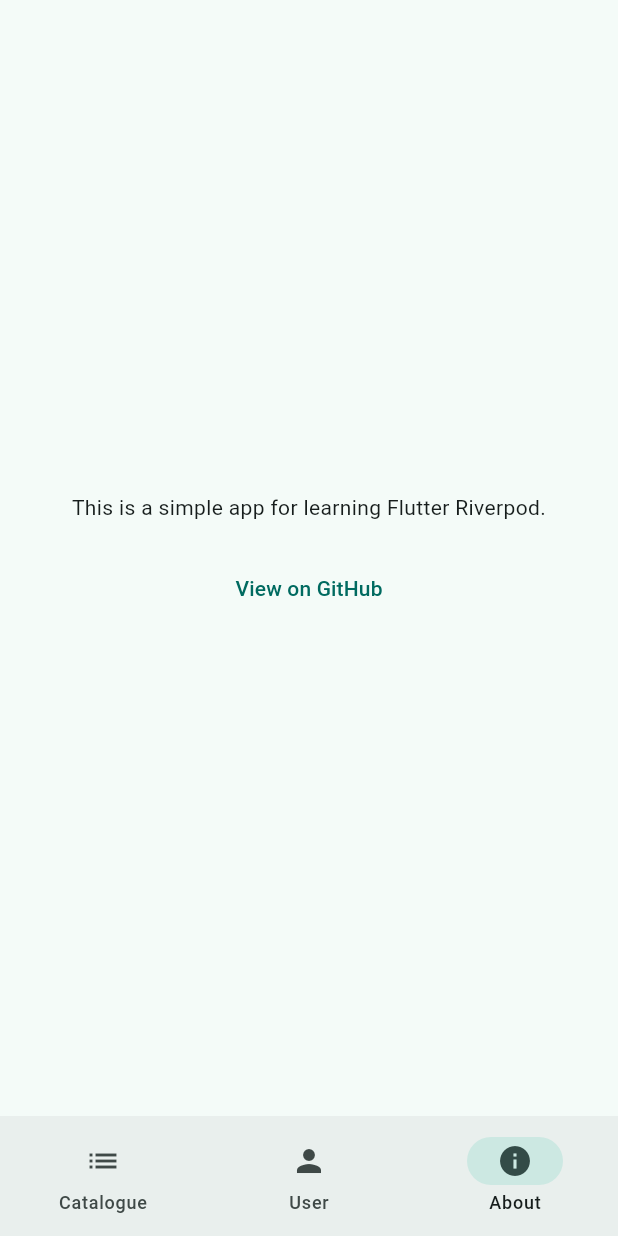
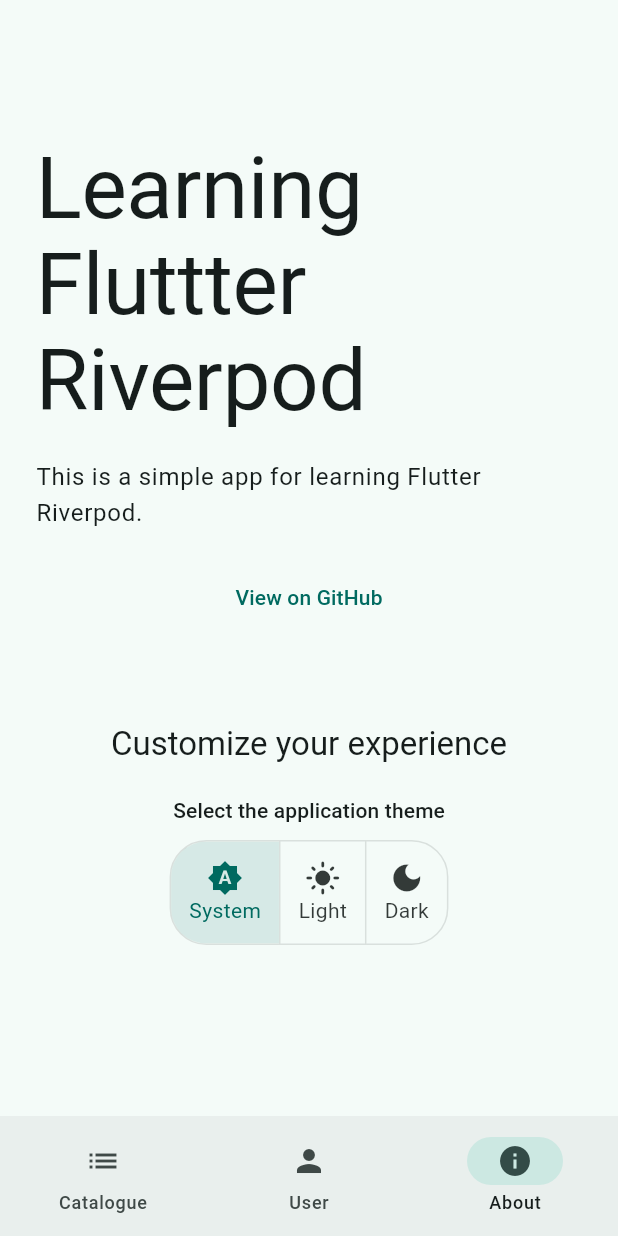
Before and after one commit to ondrahlavac/learning-flutter-riverpod, a Flutter app: the screen it shows after launch, item 3 of the bottom bar chosen, on a phone screen of 412 x 824 dp. Run offline on Flutter 3.47's test engine with Material 3 defaults, Android fonts, the phone set to English and light mode, and no system bars; our stand-ins replace flutter_riverpod.

Commit message:
feat: allow user to select theme mode in the About section of the app
Also make the whole about section a little bit nicer and scrollable.

```diff
--- a/lib/providers/exercises_provider.dart
+++ b/lib/providers/exercises_provider.dart
@@ -24,9 +24,9 @@
   'change-notifier-provider': {
     'name': 'Change Notifier Provider',
     'purpose':
-        'Create a provider that manages simple state without complex logic or async operations.',
+        'Create a provider that manages simple state without complex logic.',
     'description':
-        'Change Notifier Provider is the simpler one of the pair of "Notifiers." Since it is good for straightforward and managable states, we\'ll use it to handle the selected theme of the app.',
+        'Change Notifier Provider is the simpler one of the pair of "Notifiers." Since it is good for straightforward and managable states, we\'ll use it to handle the selected theme of the app. The theme can be changed in the about section.',
     'finished': false,
   },
   'state-notifier-provider': {
--- a/lib/screens/about_page.dart
+++ b/lib/screens/about_page.dart
@@ -1,4 +1,6 @@
 import 'package:flutter/material.dart';
+import 'package:flutter_riverpod/flutter_riverpod.dart';
+import 'package:learning_flutter_riverpod/providers/theme_provider.dart';
 import 'package:url_launcher/url_launcher.dart';
 
 class AboutPage extends StatelessWidget {
@@ -15,22 +17,101 @@
   Widget build(BuildContext context) {
     return Scaffold(
       body: Center(
+        child: SingleChildScrollView(
+          child: Padding(
+            padding: const EdgeInsets.symmetric(horizontal: 24.0),
             child: Column(
               mainAxisAlignment: MainAxisAlignment.center,
+              crossAxisAlignment: CrossAxisAlignment.center,
               children: [
-            const Text(
+                Text(
+                  'Learning Fluttter Riverpod',
+                  style: Theme.of(context).textTheme.displayLarge,
+                  textAlign: TextAlign.left,
+                ),
+                const SizedBox(height: 20),
+                Text(
                   'This is a simple app for learning Flutter Riverpod.',
-              textAlign: TextAlign.center,
+                  style: Theme.of(context).textTheme.bodyLarge,
+                  textAlign: TextAlign.left,
                 ),
                 const SizedBox(height: 20),
                 TextButton(
                   onPressed: () => _launchUrl(
                       'https://github.com/ondrahlavac/learning-flutter-riverpod'),
-              child: const Text('View on GitHub'),
+                  child: const Text(
+                    'View on GitHub',
+                    textAlign: TextAlign.left,
                   ),
+                ),
+                const SizedBox(height: 60),
+                Text(
+                  'Customize your experience',
+                  style: Theme.of(context).textTheme.titleLarge,
+                ),
+                const SizedBox(height: 20),
+                Text(
+                  'Select the application theme',
+                  style: Theme.of(context).textTheme.titleSmall,
+                ),
+                const SizedBox(height: 10),
+                const ThemeToggleButtons(),
+                const SizedBox(height: 20),
               ],
+            ),
+          ),
         ),
       ),
     );
   }
 }
+
+class ThemeToggleButtons extends ConsumerWidget {
+  const ThemeToggleButtons({super.key});
+
+  @override
+  Widget build(BuildContext context, WidgetRef ref) {
+    final themeMode = ref.watch(themeProvider).themeMode;
+
+    return ToggleButtons(
+      isSelected: [
+        themeMode == ThemeMode.system,
+        themeMode == ThemeMode.light,
+        themeMode == ThemeMode.dark,
+      ],
+      onPressed: (int index) {
+        ref.read(themeProvider.notifier).setThemeMode(ThemeMode.values[index]);
+      },
+      borderRadius: BorderRadius.circular(24.0),
+      children: const <Widget>[
+        Padding(
+          padding: EdgeInsets.all(12.0),
+          child: Column(
+            children: [
+              Icon(Icons.brightness_auto),
+              Text('System'),
+            ],
+          ),
+        ),
+        Padding(
+          padding: EdgeInsets.all(12.0),
+          child: Column(
+            children: [
+              Icon(Icons.light_mode),
+              Text('Light'),
+            ],
+          ),
+        ),
+        Padding(
+          padding: EdgeInsets.all(12.0),
+          child: Column(
+            children: [
+              Icon(Icons.dark_mode),
+              Text('Dark'),
+            ],
+          ),
+        ),
+      ],
+    );
+  }
+}
```
Lines whose indentation alone changed are shown as unchanged.
